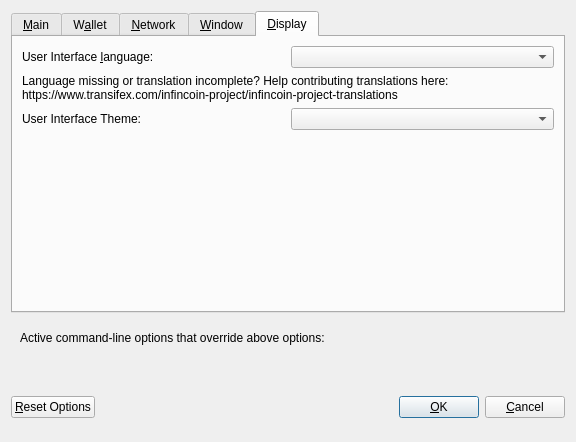
INFINCOIN/INC, file src/qt/forms/optionsdialog.ui: the form before one commit.
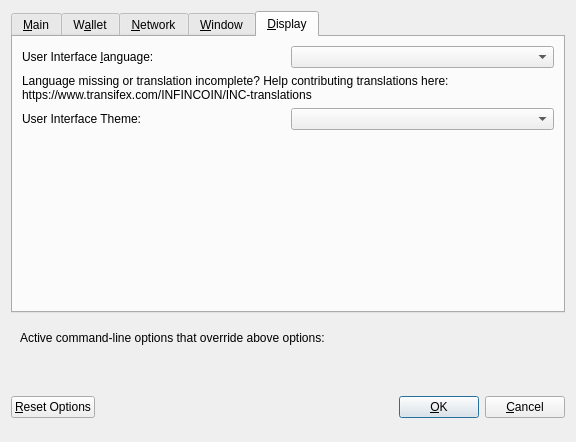
The form after the commit. The open tabs and pages were chosen to show the change. Custom widgets are drawn as their Qt base class.

```diff
--- a/src/qt/forms/optionsdialog.ui
+++ b/src/qt/forms/optionsdialog.ui
@@ -428,7 +428,7 @@
          </property>
          <property name="text">
           <string>Language missing or translation incomplete? Help contributing translations here:
-https://www.transifex.com/infincoin-project/infincoin-project-translations</string>
+https://www.transifex.com/INFINCOIN/INC-translations</string>
          </property>
          <property name="wordWrap">
           <bool>true</bool>
```
